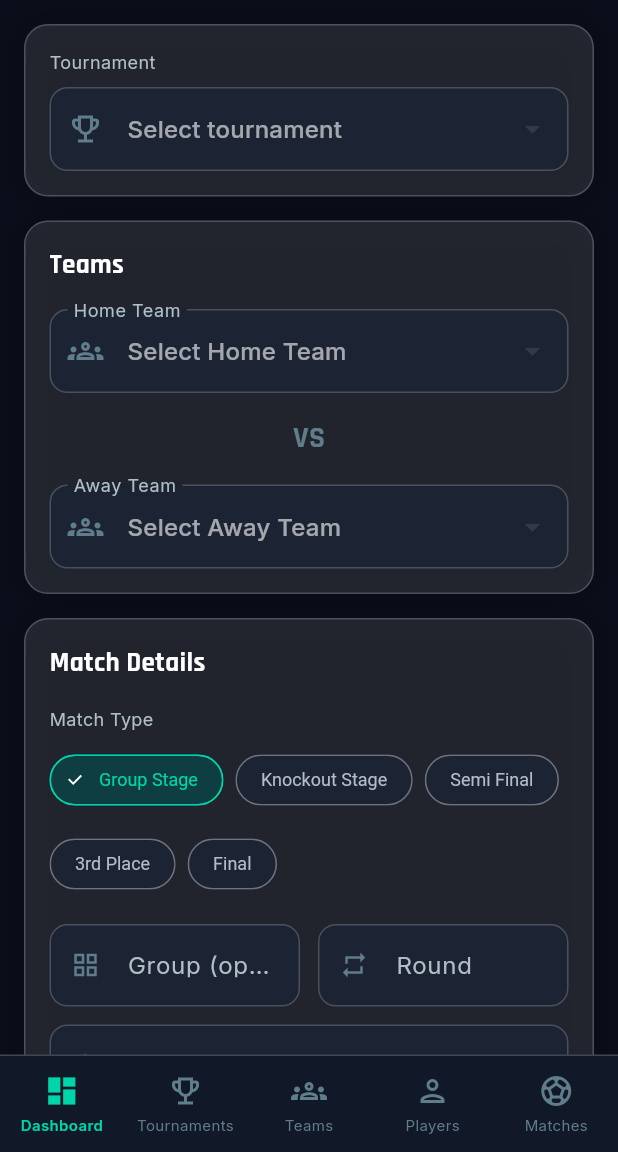
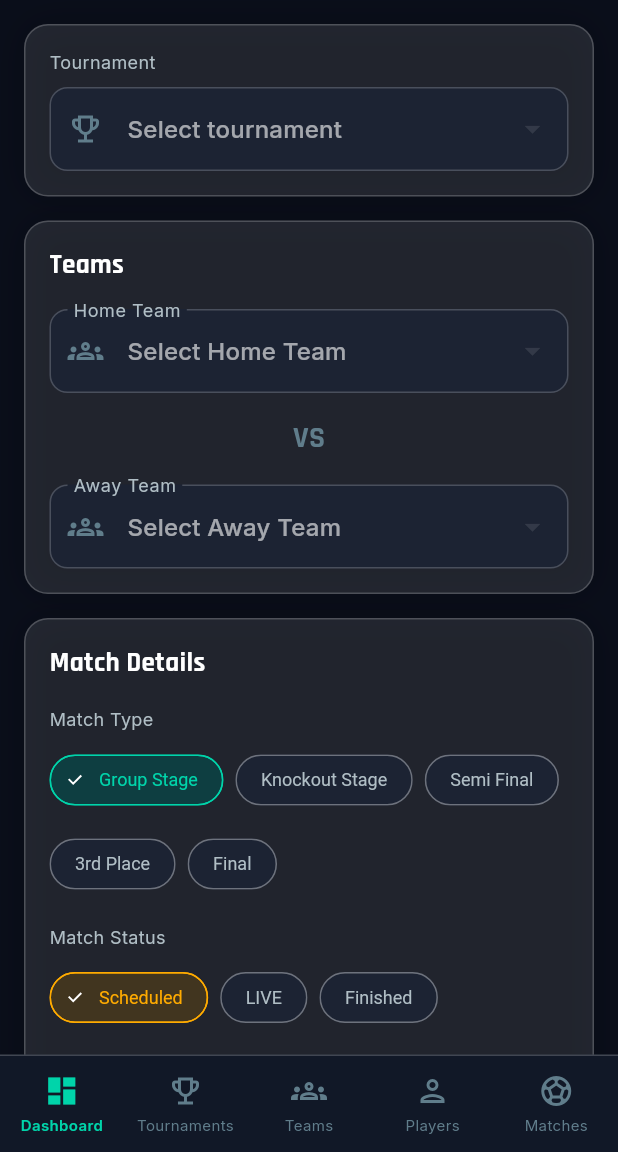
Before and after one commit to QuocDai1011/football_tournament_management_app, a Flutter app: the MatchFormScreen screen opened by its route, on a phone screen of 412 x 824 dp, the part 84-1236 px from its top. Run offline on Flutter 3.47's test engine with Material 3 defaults, Android fonts, the phone set to English and light mode, and no system bars; our stand-ins replace cached_network_image, cloud_firestore, dartz, dio, equatable, firebase_auth and 8 more; accounts and stored records are empty.

Commit message:
update match screen and realtime update

```diff
--- a/lib/features/matches/presentation/screens/match_form_screen.dart
+++ b/lib/features/matches/presentation/screens/match_form_screen.dart
@@ -346,6 +346,37 @@ class _MatchFormScreenState extends ConsumerState<MatchFormScreen> {
                   ),
                   const SizedBox(height: 16),
 
+                  // Match status
+                  const Text('Match Status',
+                      style: TextStyle(
+                          color: AppColors.textSecondary, fontSize: 12)),
+                  const SizedBox(height: 8),
+                  Wrap(
+                    spacing: 8,
+                    runSpacing: 8,
+                    children: MatchStatus.values.map((s) {
+                      final selected = _status == s;
+                      return ChoiceChip(
+                        label: Text(s.displayName,
+                            style: const TextStyle(fontSize: 12)),
+                        selected: selected,
+                        onSelected: (_) => setState(() => _status = s),
+                        selectedColor: AppColors.warning.withOpacity(0.2),
+                        labelStyle: TextStyle(
+                          color: selected
+                              ? AppColors.warning
+                              : AppColors.textSecondary,
+                        ),
+                        side: BorderSide(
+                          color: selected
+                              ? AppColors.warning
+                              : AppColors.glassBorder,
+                        ),
+                      );
+                    }).toList(),
+                  ),
+                  const SizedBox(height: 16),
+
                   // Group & Round
                   Row(
                     children: [
--- a/lib/features/players/presentation/screens/player_detail_screen.dart
+++ b/lib/features/players/presentation/screens/player_detail_screen.dart
@@ -112,7 +112,7 @@ class PlayerDetailScreen extends ConsumerWidget {
                         physics: const NeverScrollableScrollPhysics(),
                         mainAxisSpacing: 8,
                         crossAxisSpacing: 8,
-                        childAspectRatio: 1.4,
+                        childAspectRatio: 1.1,
                         children: [
                           _StatCard('Apps', player.appearances.toString(),
                               Icons.sports_soccer),
```
Also changed, not shown: lib/core/routing/app_router.dart (+4 -4 lines), lib/features/dashboard/domain/providers/dashboard_providers.dart (+8 -6 lines), lib/features/matches/data/repositories/match_repository.dart (+56 -9 lines), lib/features/players/data/repositories/player_repository.dart (+30 -4 lines), lib/features/players/presentation/screens/player_form_screen.dart (+10 -4 lines), lib/features/registrations/data/repositories/registration_repository.dart (+14 -7 lines).
